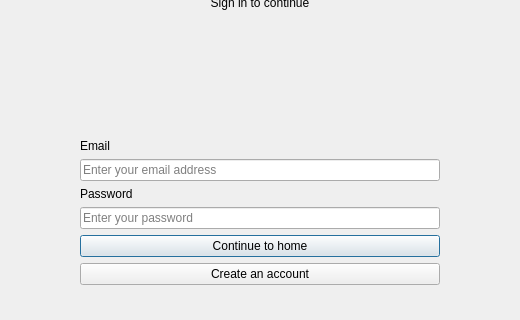
Before: the Qt Designer form senyasabi/ui/designer/login.ui in Richalene/Senyasabi_V1, drawn with Qt 5; both pictures show x 100 to 620 and y 88 to 408 of the 720 by 560 pixel window.
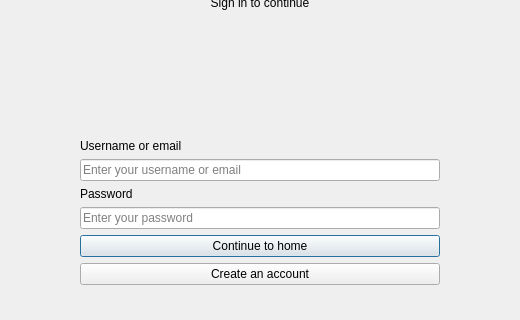
After: the same form once the commit is applied.

What changed in the file:
```diff
--- a/senyasabi/ui/designer/login.ui
+++ b/senyasabi/ui/designer/login.ui
@@ -33,12 +33,12 @@
    </item>
    <item>
     <widget class="QLabel" name="emailLabel">
-     <property name="text"><string>Email</string></property>
+     <property name="text"><string>Username or email</string></property>
     </widget>
    </item>
    <item>
     <widget class="QLineEdit" name="emailInput">
-     <property name="placeholderText"><string>Enter your email address</string></property>
+     <property name="placeholderText"><string>Enter your username or email</string></property>
      <property name="clearButtonEnabled"><bool>true</bool></property>
     </widget>
    </item>
```
